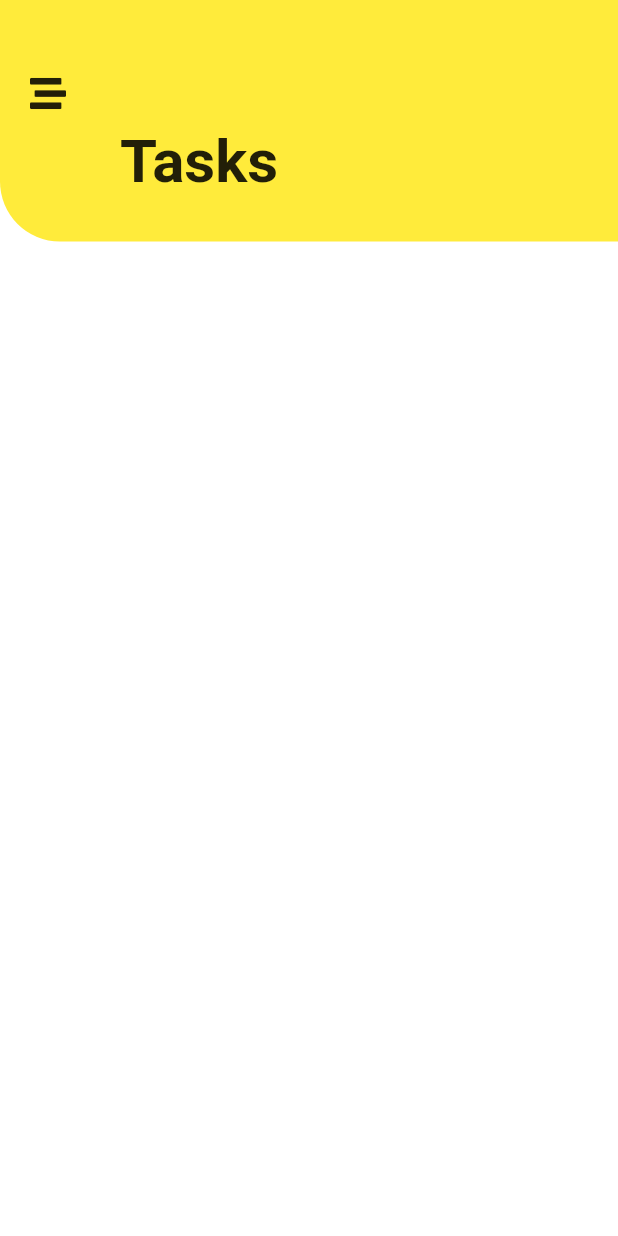
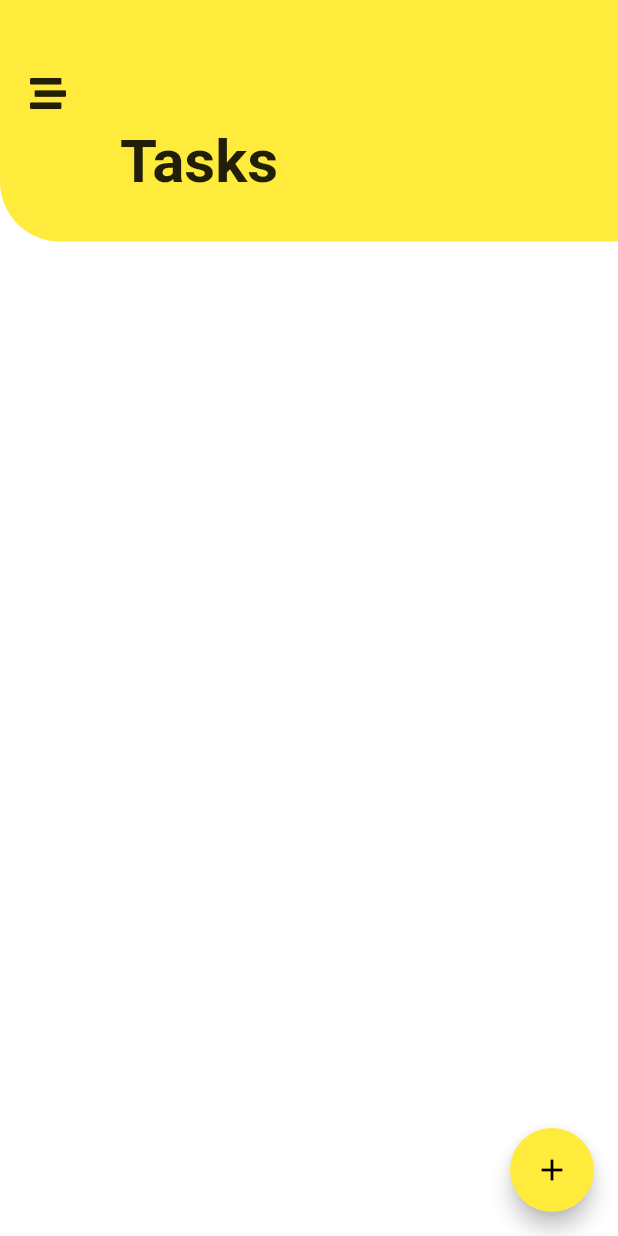
Before and after one commit to hisnameispum/flutter_provider_todo, a Flutter app: the screen it shows after launch, on a phone screen of 412 x 824 dp. Run offline on Flutter 3.47's test engine with Material 2 defaults, Android fonts, the phone set to English and light mode, and no system bars; our stand-ins replace flutter_icons.

Commit message:
Added Floating Action Button

```diff
--- a/lib/screens/tasks_screen.dart
+++ b/lib/screens/tasks_screen.dart
@@ -41,6 +41,10 @@ class TasksScreen extends StatelessWidget {
           ),
         ],
       ),
+      floatingActionButton: FloatingActionButton(
+        backgroundColor: Colors.yellow,
+        child: Icon(Icons.add,color: Colors.black,),
+      ),
     );
   }
 }
```
